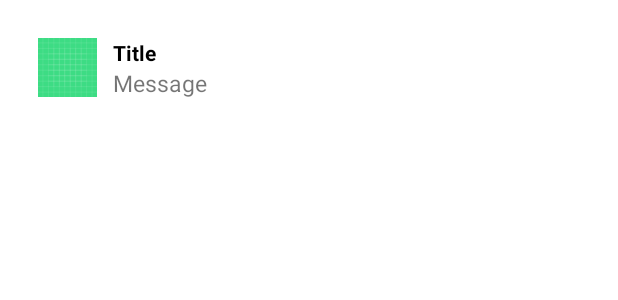
After one commit to webbalakumaran/Android_FCM, an Android app: the layout notification.xml on its own in the app's theme, with its tools: preview values and no code run, on a phone screen of 412 x 824 dp. The commit adds this screen. Shown: the top 300 px of the screen. Run offline under Robolectric (Android 15) with nearby library versions, the phone set to English and light mode, and no system bars.

Commit message:
Basic notification with FCM completed

```diff
--- /dev/null
+++ b/app/src/main/res/layout/notification.xml
@@ -0,0 +1,51 @@
+<?xml version="1.0" encoding="utf-8"?>
+<LinearLayout
+    xmlns:android="http://schemas.android.com/apk/res/android"
+    android:id="@+id/linear_layout"
+    android:layout_width="match_parent"
+    android:layout_height="wrap_content"
+    android:orientation="horizontal"
+    android:padding="20dp">
+
+    <!-- Parent Layout of ImageView -->
+    <LinearLayout
+        android:layout_width="wrap_content"
+        android:layout_height="wrap_content">
+
+        <!--Image to be displayed beside the notification text-->
+        <ImageView
+            android:id="@+id/icon"
+            android:layout_width="50dp"
+            android:layout_height="50dp"
+            android:padding="5dp"
+            android:src="@drawable/ic_launcher_background" />
+    </LinearLayout>
+
+    <!-- Parent layout for holding the Title and the Body-->
+    <LinearLayout
+        android:layout_width="0dp"
+        android:layout_height="wrap_content"
+        android:layout_weight="1"
+        android:orientation="vertical"
+        android:padding="5dp">
+
+        <!-- TextView for Title -->
+        <TextView
+            android:id="@+id/title"
+            android:layout_width="match_parent"
+            android:layout_height="wrap_content"
+            android:text="Title"
+            android:textColor="#000"
+            android:textStyle="bold" />
+
+        <!-- TextView for Body -->
+        <TextView
+            android:id="@+id/message"
+            android:layout_width="match_parent"
+            android:layout_height="wrap_content"
+            android:text="Message"
+            android:textSize="15sp" />
+
+    </LinearLayout>
+
+</LinearLayout>
```
Also changed, not shown: app/build.gradle (+6 -1 lines), app/src/main/AndroidManifest.xml (+10 -1 lines), app/src/main/java/com/webbala/experiment/FirebaseMessageReceiver.java (added, +131 -0 lines), app/src/main/res/layout/activity_main.xml (+7 -2 lines), build.gradle (+15 -0 lines), gradle/wrapper/gradle-wrapper.properties, 1 other file.
